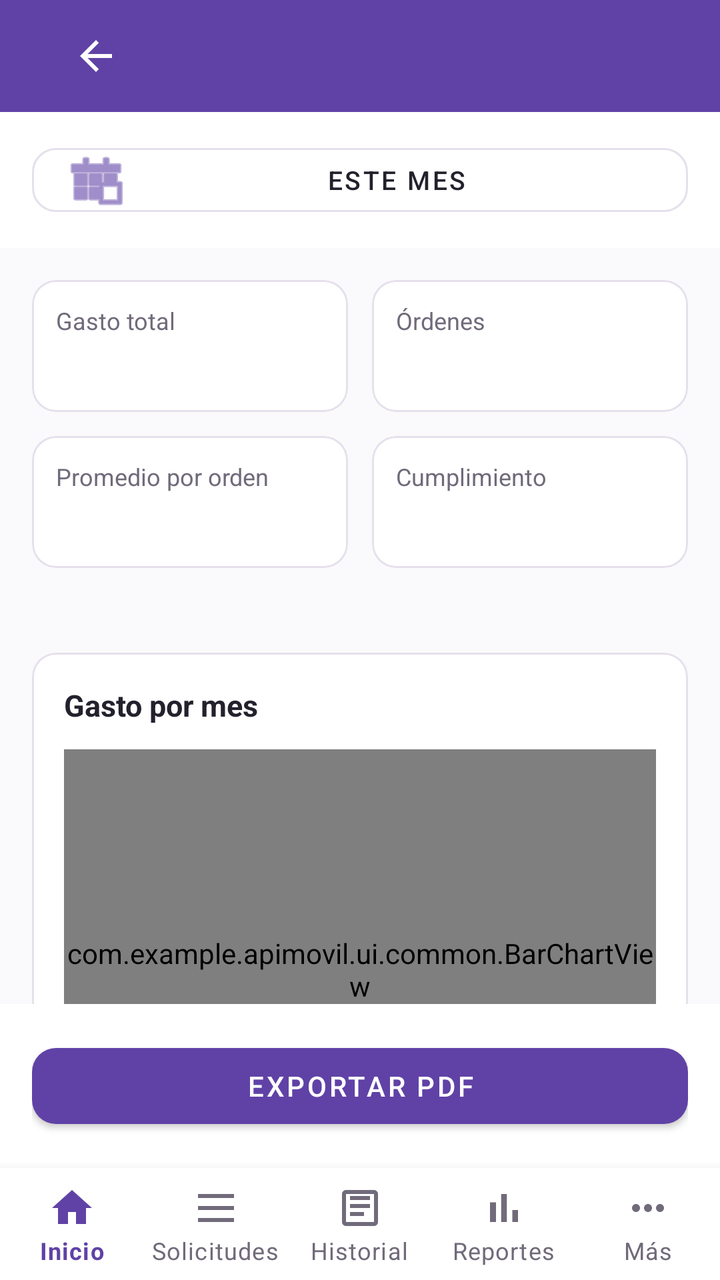
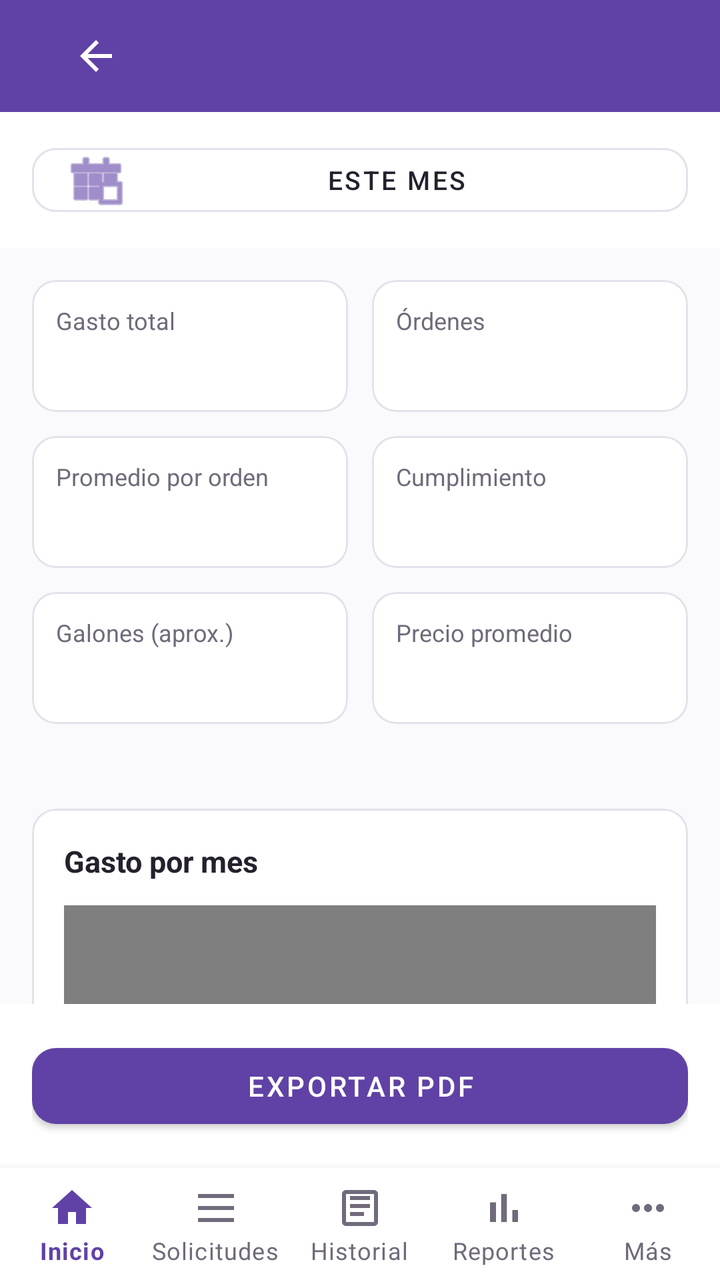

Compare the two renders of this Android layout. The source of the first and the diff that turns it into the second are given below.
<!-- AndroidManifest.xml: application theme Theme.ApiMovil -->
<!-- res/layout/fragment_reporte_detalle.xml -->
<?xml version="1.0" encoding="utf-8"?>
<LinearLayout xmlns:android="http://schemas.android.com/apk/res/android"
    xmlns:app="http://schemas.android.com/apk/res-auto"
    android:layout_width="match_parent"
    android:layout_height="match_parent"
    android:background="@color/fondo"
    android:orientation="vertical">

    <com.google.android.material.appbar.AppBarLayout
        android:layout_width="match_parent"
        android:layout_height="wrap_content"
        app:elevation="0dp">

        <com.google.android.material.appbar.MaterialToolbar
            android:layout_width="match_parent"
            android:layout_height="?attr/actionBarSize"
            android:background="?attr/colorPrimary">

            <LinearLayout
                android:layout_width="match_parent"
                android:layout_height="wrap_content"
                android:gravity="center_vertical"
                android:orientation="horizontal"
                android:paddingHorizontal="12dp">

                <ImageButton
                    android:id="@+id/btnVolver"
                    android:layout_width="40dp"
                    android:layout_height="40dp"
                    android:background="?attr/selectableItemBackgroundBorderless"
                    android:contentDescription="@string/volver"
                    android:src="@drawable/ic_back"
                    app:tint="@color/blanco" />

                <LinearLayout
                    android:layout_width="0dp"
                    android:layout_height="wrap_content"
                    android:layout_weight="1"
                    android:layout_marginStart="8dp"
                    android:orientation="vertical">

                    <TextView
                        android:id="@+id/textNombre"
                        android:layout_width="match_parent"
                        android:layout_height="wrap_content"
                        android:textColor="@color/blanco"
                        android:textSize="18sp"
                        android:textStyle="bold" />

                    <TextView
                        android:id="@+id/textSubtitulo"
                        android:layout_width="match_parent"
                        android:layout_height="wrap_content"
                        android:textColor="@color/marca_claro"
                        android:textSize="12sp" />
                </LinearLayout>

                <TextView
                    android:id="@+id/textInactivo"
                    android:layout_width="wrap_content"
                    android:layout_height="wrap_content"
                    android:background="@drawable/bg_badge_vencida"
                    android:paddingHorizontal="8dp"
                    android:paddingVertical="4dp"
                    android:text="@string/inactivo"
                    android:textColor="@color/estado_vencida"
                    android:textSize="11sp"
                    android:textStyle="bold"
                    android:visibility="gone" />
            </LinearLayout>

        </com.google.android.material.appbar.MaterialToolbar>
    </com.google.android.material.appbar.AppBarLayout>

    <LinearLayout
        android:layout_width="match_parent"
        android:layout_height="wrap_content"
        android:background="@color/blanco"
        android:paddingHorizontal="16dp"
        android:paddingVertical="12dp">

        <com.google.android.material.button.MaterialButton
            android:id="@+id/btnPeriodo"
            style="@style/Widget.MaterialComponents.Button.OutlinedButton"
            android:layout_width="match_parent"
            android:layout_height="44dp"
            android:text="Este mes"
            android:textColor="@color/texto_principal"
            android:textSize="13sp"
            app:cornerRadius="12dp"
            app:icon="@android:drawable/ic_menu_today"
            app:iconTint="@color/marca"
            app:strokeColor="@color/borde" />
    </LinearLayout>

    <FrameLayout
        android:layout_width="match_parent"
        android:layout_height="0dp"
        android:layout_weight="1">

        <androidx.core.widget.NestedScrollView
            android:layout_width="match_parent"
            android:layout_height="match_parent"
            android:clipToPadding="false"
            android:padding="16dp">

            <LinearLayout
                android:layout_width="match_parent"
                android:layout_height="wrap_content"
                android:orientation="vertical"
                android:paddingBottom="88dp">

                
                <LinearLayout
                    android:layout_width="match_parent"
                    android:layout_height="wrap_content"
                    android:orientation="vertical">

                    <LinearLayout
                        android:layout_width="match_parent"
                        android:layout_height="wrap_content"
                        android:orientation="horizontal">

                        <com.google.android.material.card.MaterialCardView
                            android:layout_width="0dp"
                            android:layout_height="wrap_content"
                            android:layout_weight="1"
                            android:layout_marginEnd="6dp"
                            app:cardBackgroundColor="@color/blanco"
                            app:cardCornerRadius="12dp"
                            app:cardElevation="0dp"
                            app:contentPadding="12dp"
                            app:strokeColor="@color/borde"
                            app:strokeWidth="1dp">
                            <LinearLayout
                                android:layout_width="match_parent"
                                android:layout_height="wrap_content"
                                android:orientation="vertical">
                                <TextView
                                    android:layout_width="wrap_content"
                                    android:layout_height="wrap_content"
                                    android:text="@string/gasto_total"
                                    android:textColor="@color/texto_secundario"
                                    android:textSize="12sp" />
                                <TextView
                                    android:id="@+id/textGastoTotal"
                                    android:layout_width="wrap_content"
                                    android:layout_height="wrap_content"
                                    android:layout_marginTop="4dp"
                                    android:textColor="@color/marca_oscuro"
                                    android:textSize="16sp"
                                    android:textStyle="bold" />
                            </LinearLayout>
                        </com.google.android.material.card.MaterialCardView>

                        <com.google.android.material.card.MaterialCardView
                            android:layout_width="0dp"
                            android:layout_height="wrap_content"
                            android:layout_weight="1"
                            android:layout_marginStart="6dp"
                            app:cardBackgroundColor="@color/blanco"
                            app:cardCornerRadius="12dp"
                            app:cardElevation="0dp"
                            app:contentPadding="12dp"
                            app:strokeColor="@color/borde"
                            app:strokeWidth="1dp">
                            <LinearLayout
                                android:layout_width="match_parent"
                                android:layout_height="wrap_content"
                                android:orientation="vertical">
                                <TextView
                                    android:layout_width="wrap_content"
                                    android:layout_height="wrap_content"
                                    android:text="@string/ordenes_mayus"
                                    android:textColor="@color/texto_secundario"
                                    android:textSize="12sp" />
                                <TextView
                                    android:id="@+id/textCantidadOrdenes"
                                    android:layout_width="wrap_content"
                                    android:layout_height="wrap_content"
                                    android:layout_marginTop="4dp"
                                    android:textColor="@color/texto_principal"
                                    android:textSize="16sp"
                                    android:textStyle="bold" />
                            </LinearLayout>
                        </com.google.android.material.card.MaterialCardView>
                    </LinearLayout>

                    <LinearLayout
                        android:layout_width="match_parent"
                        android:layout_height="wrap_content"
                        android:layout_marginTop="12dp"
                        android:orientation="horizontal">

                        <com.google.android.material.card.MaterialCardView
                            android:layout_width="0dp"
                            android:layout_height="wrap_content"
                            android:layout_weight="1"
                            android:layout_marginEnd="6dp"
                            app:cardBackgroundColor="@color/blanco"
                            app:cardCornerRadius="12dp"
                            app:cardElevation="0dp"
                            app:contentPadding="12dp"
                            app:strokeColor="@color/borde"
                            app:strokeWidth="1dp">
                            <LinearLayout
                                android:layout_width="match_parent"
                                android:layout_height="wrap_content"
                                android:orientation="vertical">
                                <TextView
                                    android:layout_width="wrap_content"
                                    android:layout_height="wrap_content"
                                    android:text="@string/promedio_por_orden"
                                    android:textColor="@color/texto_secundario"
                                    android:textSize="12sp" />
                                <TextView
                                    android:id="@+id/textPromedioOrden"
                                    android:layout_width="wrap_content"
                                    android:layout_height="wrap_content"
                                    android:layout_marginTop="4dp"
                                    android:textColor="@color/texto_principal"
                                    android:textSize="16sp"
                                    android:textStyle="bold" />
                            </LinearLayout>
                        </com.google.android.material.card.MaterialCardView>

                        <com.google.android.material.card.MaterialCardView
                            android:layout_width="0dp"
                            android:layout_height="wrap_content"
                            android:layout_weight="1"
                            android:layout_marginStart="6dp"
                            app:cardBackgroundColor="@color/blanco"
                            app:cardCornerRadius="12dp"
                            app:cardElevation="0dp"
                            app:contentPadding="12dp"
                            app:strokeColor="@color/borde"
                            app:strokeWidth="1dp">
                            <LinearLayout
                                android:layout_width="match_parent"
                                android:layout_height="wrap_content"
                                android:orientation="vertical">
                                <TextView
                                    android:layout_width="wrap_content"
                                    android:layout_height="wrap_content"
                                    android:text="@string/cumplimiento"
                                    android:textColor="@color/texto_secundario"
                                    android:textSize="12sp" />
                                <TextView
                                    android:id="@+id/textCumplimiento"
                                    android:layout_width="wrap_content"
                                    android:layout_height="wrap_content"
                                    android:layout_marginTop="4dp"
                                    android:textColor="@color/texto_principal"
                                    android:textSize="16sp"
                                    android:textStyle="bold" />
                            </LinearLayout>
                        </com.google.android.material.card.MaterialCardView>
                    </LinearLayout>

                    <TextView
                        android:id="@+id/textTardesVencidas"
                        android:layout_width="match_parent"
                        android:layout_height="wrap_content"
                        android:layout_marginTop="10dp"
                        android:gravity="center"
                        android:textColor="@color/texto_secundario"
                        android:textSize="12sp" />
                </LinearLayout>

                
                <LinearLayout
                    android:id="@+id/layoutContenidoDatos"
                    android:layout_width="match_parent"
                    android:layout_height="wrap_content"
                    android:layout_marginTop="16dp"
                    android:orientation="vertical">

                    
                    <com.google.android.material.card.MaterialCardView
                        android:layout_width="match_parent"
                        android:layout_height="wrap_content"
                        android:layout_marginBottom="16dp"
                        app:cardBackgroundColor="@color/blanco"
                        app:cardCornerRadius="12dp"
                        app:cardElevation="0dp"
                        app:contentPadding="16dp"
                        app:strokeColor="@color/borde"
                        app:strokeWidth="1dp">
                        <LinearLayout
                            android:layout_width="match_parent"
                            android:layout_height="wrap_content"
                            android:orientation="vertical">
                            <TextView
                                android:layout_width="match_parent"
                                android:layout_height="wrap_content"
                                android:layout_marginBottom="12dp"
                                android:text="@string/gasto_por_mes"
                                android:textColor="@color/texto_principal"
                                android:textSize="15sp"
                                android:textStyle="bold" />
                            <com.example.apimovil.ui.common.BarChartView
                                android:id="@+id/chartMeses"
                                android:layout_width="match_parent"
                                android:layout_height="220dp" />
                        </LinearLayout>
                    </com.google.android.material.card.MaterialCardView>

                    
                    <com.google.android.material.card.MaterialCardView
                        android:layout_width="match_parent"
                        android:layout_height="wrap_content"
                        android:layout_marginBottom="16dp"
                        app:cardBackgroundColor="@color/blanco"
                        app:cardCornerRadius="12dp"
                        app:cardElevation="0dp"
                        app:contentPadding="16dp"
                        app:strokeColor="@color/borde"
                        app:strokeWidth="1dp">
                        <LinearLayout
                            android:layout_width="match_parent"
                            android:layout_height="wrap_content"
                            android:orientation="vertical">
                            <TextView
                                android:layout_width="match_parent"
                                android:layout_height="wrap_content"
                                android:layout_marginBottom="12dp"
                                android:text="@string/gasto_por_combustible"
                                android:textColor="@color/texto_principal"
                                android:textSize="15sp"
                                android:textStyle="bold" />
                            <com.example.apimovil.ui.common.BarChartView
                                android:id="@+id/chartCombustible"
                                android:layout_width="match_parent"
                                android:layout_height="wrap_content" />
                        </LinearLayout>
                    </com.google.android.material.card.MaterialCardView>

                    
                    <com.google.android.material.card.MaterialCardView
                        android:layout_width="match_parent"
                        android:layout_height="wrap_content"
                        android:layout_marginBottom="16dp"
                        app:cardBackgroundColor="@color/blanco"
                        app:cardCornerRadius="12dp"
                        app:cardElevation="0dp"
                        app:contentPadding="16dp"
                        app:strokeColor="@color/borde"
                        app:strokeWidth="1dp">
                        <LinearLayout
                            android:layout_width="match_parent"
                            android:layout_height="wrap_content"
                            android:orientation="vertical">
                            <TextView
                                android:id="@+id/textTituloRanking"
                                android:layout_width="match_parent"
                                android:layout_height="wrap_content"
                                android:layout_marginBottom="12dp"
                                android:textColor="@color/texto_principal"
                                android:textSize="15sp"
                                android:textStyle="bold" />
                            <com.example.apimovil.ui.common.BarChartView
                                android:id="@+id/chartRanking"
                                android:layout_width="match_parent"
                                android:layout_height="wrap_content" />
                        </LinearLayout>
                    </com.google.android.material.card.MaterialCardView>

                    
                    <com.google.android.material.card.MaterialCardView
                        android:layout_width="match_parent"
                        android:layout_height="wrap_content"
                        app:cardBackgroundColor="@color/blanco"
                        app:cardCornerRadius="12dp"
                        app:cardElevation="0dp"
                        app:contentPadding="16dp"
                        app:strokeColor="@color/borde"
                        app:strokeWidth="1dp">
                        <LinearLayout
                            android:layout_width="match_parent"
                            android:layout_height="wrap_content"
                            android:orientation="vertical">
                            <TextView
                                android:layout_width="match_parent"
                                android:layout_height="wrap_content"
                                android:layout_marginBottom="12dp"
                                android:text="@string/ordenes_del_periodo"
                                android:textColor="@color/texto_principal"
                                android:textSize="15sp"
                                android:textStyle="bold" />
                            <androidx.recyclerview.widget.RecyclerView
                                android:id="@+id/recyclerOrdenes"
                                android:layout_width="match_parent"
                                android:layout_height="wrap_content"
                                android:nestedScrollingEnabled="false" />
                        </LinearLayout>
                    </com.google.android.material.card.MaterialCardView>
                </LinearLayout>

            </LinearLayout>
        </androidx.core.widget.NestedScrollView>

        <TextView
            android:id="@+id/textSinDatos"
            android:layout_width="wrap_content"
            android:layout_height="wrap_content"
            android:layout_gravity="center"
            android:gravity="center"
            android:text="@string/no_hay_ordenes_periodo"
            android:textColor="@color/texto_secundario"
            android:textSize="14sp"
            android:visibility="gone" />

        <ProgressBar
            android:id="@+id/progress"
            android:layout_width="40dp"
            android:layout_height="40dp"
            android:layout_gravity="center"
            android:visibility="gone" />

        <TextView
            android:id="@+id/textError"
            android:layout_width="wrap_content"
            android:layout_height="wrap_content"
            android:layout_gravity="center"
            android:accessibilityLiveRegion="polite"
            android:textColor="@color/estado_vencida"
            android:textSize="14sp"
            android:visibility="gone" />
    </FrameLayout>

    <LinearLayout
        android:layout_width="match_parent"
        android:layout_height="wrap_content"
        android:background="@color/blanco"
        android:padding="16dp">

        <com.google.android.material.button.MaterialButton
            android:id="@+id/btnExportarPdf"
            android:layout_width="match_parent"
            android:layout_height="50dp"
            android:text="@string/exportar_pdf"
            app:backgroundTint="@color/marca"
            app:cornerRadius="12dp" />
    </LinearLayout>

    <include
        android:id="@+id/incluirNavInferior"
        layout="@layout/widget_bottom_nav_admin" />

</LinearLayout>
<!-- res/layout/widget_bottom_nav_admin.xml (included above) -->
<?xml version="1.0" encoding="utf-8"?>
<com.google.android.material.bottomnavigation.BottomNavigationView
    xmlns:android="http://schemas.android.com/apk/res/android"
    xmlns:app="http://schemas.android.com/apk/res-auto"
    android:id="@+id/bottomNavAdmin"
    android:layout_width="match_parent"
    android:layout_height="wrap_content"
    android:background="@color/blanco"
    app:labelVisibilityMode="labeled"
    app:itemIconTint="@color/selector_nav_item"
    app:itemTextColor="@color/selector_nav_item"
    app:menu="@menu/bottom_nav_admin" />
<!-- resources referenced by this layout -->
<resources>
  <color name="blanco">#FFFFFF</color>
  <color name="borde">#E5E0EB</color>
  <color name="estado_vencida">#C62828</color>
  <color name="fondo">#FAF9FC</color>
  <color name="marca">#6042A6</color>
  <color name="marca_claro">#EEE7FA</color>
  <color name="marca_oscuro">#342052</color>
  <color name="texto_principal">#24212D</color>
  <color name="texto_secundario">#706A7A</color>
  <!-- drawable bg_badge_vencida (drawable) -->
  <?xml version="1.0" encoding="utf-8"?>
  <shape xmlns:android="http://schemas.android.com/apk/res/android" android:shape="rectangle">
      <solid android:color="@color/estado_vencida_fondo" />
      <corners android:radius="13dp" />
  </shape>
  <!-- drawable ic_back (drawable) -->
  <?xml version="1.0" encoding="utf-8"?>
  <vector xmlns:android="http://schemas.android.com/apk/res/android"
      android:width="24dp" android:height="24dp"
      android:viewportWidth="24" android:viewportHeight="24">
      <path android:fillColor="#24212D"
          android:pathData="M20,11H7.83l5.59,-5.59L12,4l-8,8 8,8 1.41,-1.41L7.83,13H20v-2z" />
  </vector>
  <string name="cumplimiento">Cumplimiento</string>
  <string name="exportar_pdf">Exportar PDF</string>
  <string name="gasto_por_combustible">Gasto por combustible</string>
  <string name="gasto_por_mes">Gasto por mes</string>
  <string name="gasto_total">Gasto total</string>
  <string name="inactivo">Inactivo</string>
  <string name="no_hay_ordenes_periodo">No hay órdenes completadas en este periodo</string>
  <string name="ordenes_del_periodo">Órdenes del periodo</string>
  <string name="ordenes_mayus">Órdenes</string>
  <string name="promedio_por_orden">Promedio por orden</string>
  <string name="volver">Volver</string>
  <style name="Theme.ApiMovil" parent="Theme.MaterialComponents.Light.NoActionBar">
          <item name="colorPrimary">@color/marca</item>
          <item name="colorPrimaryVariant">@color/marca_oscuro</item>
          <item name="colorOnPrimary">@color/blanco</item>
          <item name="colorSecondary">@color/marca_claro</item>
          <item name="colorOnSecondary">@color/texto_principal</item>
          <item name="android:windowBackground">@color/fondo</item>
          <item name="android:statusBarColor">@color/marca_oscuro</item>
          <item name="android:forceDarkAllowed" tools:targetApi="q">false</item>
      </style>
  <color name="estado_vencida_fondo">#FAE3E3</color>
</resources>

<!-- the commit's change to res/layout/fragment_reporte_detalle.xml (unified diff, before → after) -->
@@ -257,6 +257,77 @@
                         </com.google.android.material.card.MaterialCardView>
                     </LinearLayout>
 
+                    <LinearLayout
+                        android:layout_width="match_parent"
+                        android:layout_height="wrap_content"
+                        android:layout_marginTop="12dp"
+                        android:orientation="horizontal">
+
+                        <com.google.android.material.card.MaterialCardView
+                            android:layout_width="0dp"
+                            android:layout_height="wrap_content"
+                            android:layout_weight="1"
+                            android:layout_marginEnd="6dp"
+                            app:cardBackgroundColor="@color/blanco"
+                            app:cardCornerRadius="12dp"
+                            app:cardElevation="0dp"
+                            app:contentPadding="12dp"
+                            app:strokeColor="@color/borde"
+                            app:strokeWidth="1dp">
+                            <LinearLayout
+                                android:layout_width="match_parent"
+                                android:layout_height="wrap_content"
+                                android:orientation="vertical">
+                                <TextView
+                                    android:layout_width="wrap_content"
+                                    android:layout_height="wrap_content"
+                                    android:text="@string/galones_aprox"
+                                    android:textColor="@color/texto_secundario"
+                                    android:textSize="12sp" />
+                                <TextView
+                                    android:id="@+id/textGalonesTotal"
+                                    android:layout_width="wrap_content"
+                                    android:layout_height="wrap_content"
+                                    android:layout_marginTop="4dp"
+                                    android:textColor="@color/texto_principal"
+                                    android:textSize="16sp"
+                                    android:textStyle="bold" />
+                            </LinearLayout>
+                        </com.google.android.material.card.MaterialCardView>
+
+                        <com.google.android.material.card.MaterialCardView
+                            android:layout_width="0dp"
+                            android:layout_height="wrap_content"
+                            android:layout_weight="1"
+                            android:layout_marginStart="6dp"
+                            app:cardBackgroundColor="@color/blanco"
+                            app:cardCornerRadius="12dp"
+                            app:cardElevation="0dp"
+                            app:contentPadding="12dp"
+                            app:strokeColor="@color/borde"
+                            app:strokeWidth="1dp">
+                            <LinearLayout
+                                android:layout_width="match_parent"
+                                android:layout_height="wrap_content"
+                                android:orientation="vertical">
+                                <TextView
+                                    android:layout_width="wrap_content"
+                                    android:layout_height="wrap_content"
+                                    android:text="@string/precio_promedio_label"
+                                    android:textColor="@color/texto_secundario"
+                                    android:textSize="12sp" />
+                                <TextView
+                                    android:id="@+id/textPrecioPromedio"
+                                    android:layout_width="wrap_content"
+                                    android:layout_height="wrap_content"
+                                    android:layout_marginTop="4dp"
+                                    android:textColor="@color/texto_principal"
+                                    android:textSize="16sp"
+                                    android:textStyle="bold" />
+                            </LinearLayout>
+                        </com.google.android.material.card.MaterialCardView>
+                    </LinearLayout>
+
                     <TextView
                         android:id="@+id/textTardesVencidas"
                         android:layout_width="match_parent"
@@ -302,6 +373,14 @@
                                 android:id="@+id/chartMeses"
                                 android:layout_width="match_parent"
                                 android:layout_height="220dp" />
+                            <TextView
+                                android:id="@+id/textEquivaleGalonesMes"
+                                android:layout_width="match_parent"
+                                android:layout_height="wrap_content"
+                                android:layout_marginTop="8dp"
+                                android:textColor="@color/texto_secundario"
+                                android:textSize="12sp"
+                                android:visibility="gone" />
                         </LinearLayout>
                     </com.google.android.material.card.MaterialCardView>
 
@@ -362,6 +441,39 @@
                                 android:id="@+id/chartRanking"
                                 android:layout_width="match_parent"
                                 android:layout_height="wrap_content" />
+                        </LinearLayout>
+                    </com.google.android.material.card.MaterialCardView>
+
+                    
+                    <com.google.android.material.card.MaterialCardView
+                        android:id="@+id/cardVehiculos"
+                        android:layout_width="match_parent"
+                        android:layout_height="wrap_content"
+                        android:layout_marginBottom="16dp"
+                        android:visibility="gone"
+                        app:cardBackgroundColor="@color/blanco"
+                        app:cardCornerRadius="12dp"
+                        app:cardElevation="0dp"
+                        app:contentPadding="16dp"
+                        app:strokeColor="@color/borde"
+                        app:strokeWidth="1dp">
+                        <LinearLayout
+                            android:layout_width="match_parent"
+                            android:layout_height="wrap_content"
+                            android:orientation="vertical">
+                            <TextView
+                                android:layout_width="match_parent"
+                                android:layout_height="wrap_content"
+                                android:layout_marginBottom="12dp"
+                                android:text="@string/vehiculos"
+                                android:textColor="@color/texto_principal"
+                                android:textSize="15sp"
+                                android:textStyle="bold" />
+                            <LinearLayout
+                                android:id="@+id/contenedorVehiculos"
+                                android:layout_width="match_parent"
+                                android:layout_height="wrap_content"
+                                android:orientation="vertical" />
                         </LinearLayout>
                     </com.google.android.material.card.MaterialCardView>
 
<!-- resource entries referenced after the edit -->
@@ -25,6 +25,7 @@
   </vector>
   <string name="cumplimiento">Cumplimiento</string>
   <string name="exportar_pdf">Exportar PDF</string>
+  <string name="galones_aprox">Galones (aprox.)</string>
   <string name="gasto_por_combustible">Gasto por combustible</string>
   <string name="gasto_por_mes">Gasto por mes</string>
   <string name="gasto_total">Gasto total</string>
@@ -32,7 +33,9 @@
   <string name="no_hay_ordenes_periodo">No hay órdenes completadas en este periodo</string>
   <string name="ordenes_del_periodo">Órdenes del periodo</string>
   <string name="ordenes_mayus">Órdenes</string>
+  <string name="precio_promedio_label">Precio promedio</string>
   <string name="promedio_por_orden">Promedio por orden</string>
+  <string name="vehiculos">Vehículos</string>
   <string name="volver">Volver</string>
   <style name="Theme.ApiMovil" parent="Theme.MaterialComponents.Light.NoActionBar">
           <item name="colorPrimary">@color/marca</item>
